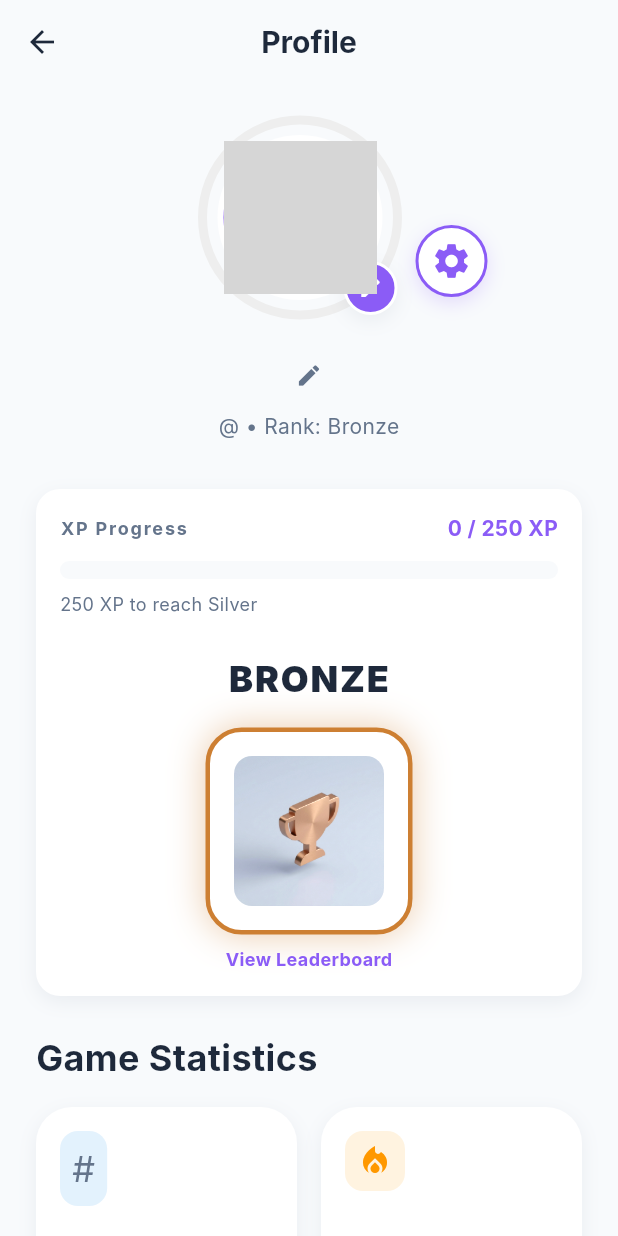
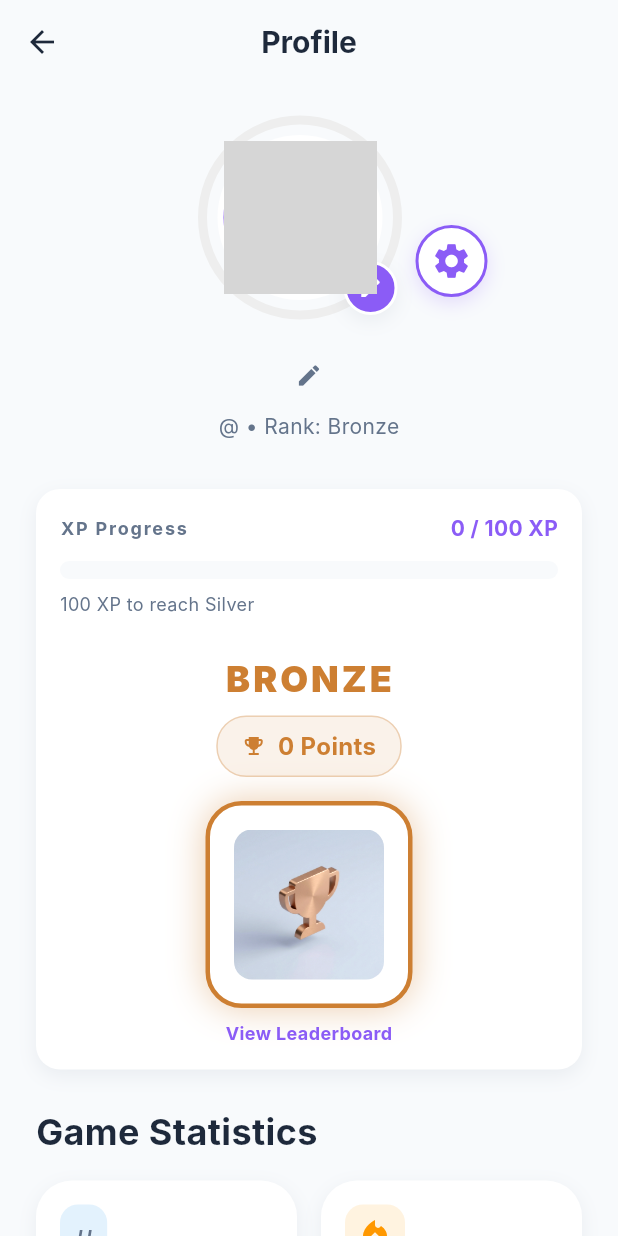
Before and after one commit to alexxtronic/nertzapp, a Flutter app: the ProfileScreen screen opened directly, on a phone screen of 412 x 824 dp. Run offline on Flutter 3.47's test engine with Material 3 defaults, Android fonts, the phone set to English and light mode, and no system bars; our stand-ins replace audioplayers, cached_network_image, confetti, flutter_image_compress, flutter_riverpod, image_picker and 3 more; accounts and stored records are empty; network calls fail; Roboto replaces fonts that are missing (Inter); grey boxes are pictures that could not be loaded.

Commit message:
Ranked Matchmaking Phase 6: ELO System & Queue
- Created 'matchmaking_queue' and 'ranked_profiles' SQL schema
- Implemented MatchmakingService for queue logic & ELO calculation
- Added QuickMatchOverlay for searching opponents
- Updated ProfileScreen to display Rank Tier (Bronze -> Legend) & Points
- Integrated ELO updates into game loop (win = +25, loss = -10)

```diff
--- /dev/null
+++ b/lib/services/matchmaking_service.dart
@@ -0,0 +1,184 @@
+/// Service to handle Ranked Matchmaking
+///
+/// Handles:
+/// - Joining/Leaving matchmaking queue
+/// - Finding opponents via client-side polling (serverless approach)
+/// - Calculating ELO updates
+
+import 'dart:async';
+import 'dart:math';
+import 'package:flutter/material.dart';
+import 'package:supabase_flutter/supabase_flutter.dart';
+import 'package:uuid/uuid.dart';
+
+import '../ui/theme/game_theme.dart';
+
+/// Rank Tier definitions
+enum RankTier {
+  bronze(0, 'Bronze', Color(0xFFCD7F32)),
+  silver(1200, 'Silver', Color(0xFFC0C0C0)),
+  gold(1400, 'Gold', Color(0xFFFFD700)),
+  platinum(1600, 'Platinum', Color(0xFF00CED1)),
+  diamond(1900, 'Diamond', Color(0xFFB9F2FF)),
+  master(2200, 'Master', Color(0xFF9B59B6)),
+  legend(2600, 'Legend', Color(0xFFFF4500));
+
+  final int minPoints;
+  final String label;
+  final Color color;
+  const RankTier(this.minPoints, this.label, this.color);
+
+  static RankTier fromPoints(int points) {
+    if (points >= legend.minPoints) return legend;
+    if (points >= master.minPoints) return master;
+    if (points >= diamond.minPoints) return diamond;
+    if (points >= platinum.minPoints) return platinum;
+    if (points >= gold.minPoints) return gold;
+    if (points >= silver.minPoints) return silver;
+    return bronze;
+  }
+}
+
+class MatchmakingService {
+  static final MatchmakingService _instance = MatchmakingService._internal();
+  factory MatchmakingService() => _instance;
+  MatchmakingService._internal();
+
+  final _supabase = Supabase.instance.client;
+  final _uuid = const Uuid();
+
+  String? get _currentUserId => _supabase.auth.currentUser?.id;
+
+  /// Join the matchmaking queue
+  Future<void> joinQueue() async {
+    if (_currentUserId == null) throw Exception('Not logged in');
+
+    try {
+      // Get current profile for points
+      final profile = await _supabase
+          .from('profiles')
+          .select('username, avatar_url, ranked_points')
+          .eq('id', _currentUserId!)
+          .single();
+
+      final points = profile['ranked_points'] as int? ?? 1000;
+      final username = profile['username'] as String? ?? 'Player';
+      final avatarUrl = profile['avatar_url'] as String?;
+
+      // Clean up any old entry
+      await leaveQueue();
+
+      // Insert into queue
+      await _supabase.from('matchmaking_queue').insert({
+        'user_id': _currentUserId,
+        'username': username,
+        'avatar_url': avatarUrl,
+        'ranked_points': points,
+        'status': 'searching',
+      });
+
+      debugPrint('🔍 Joined matchmaking queue ($points ELO)');
+    } catch (e) {
+      debugPrint('Error joining queue: $e');
+      rethrow;
+    }
+  }
+
+  /// Leave the queue
+  Future<void> leaveQueue() async {
+    if (_currentUserId == null) return;
+    try {
+      await _supabase.from('matchmaking_queue').delete().eq('user_id', _currentUserId!);
+    } catch (e) {
+      // Ignore error if already gone
+    }
+  }
+
+  /// Search for match (Client-side logic for now)
+  /// Returns List of opponent User IDs if match found, empty if still searching
+  Future<List<String>> scanForOpponents() async {
+    if (_currentUserId == null) return [];
+
+    try {
+      // Get my points
+      final profile = await _supabase
+          .from('profiles')
+          .select('ranked_points')
+          .eq('id', _currentUserId!)
+          .single();
+      final myPoints = profile['ranked_points'] as int? ?? 1000;
+
+      // Find 1-3 opponents
+      final result = await _supabase.rpc('find_ranked_opponents', params: {
+        'p_user_id': _currentUserId,
+        'p_points': myPoints,
+        'p_limit': 3, // Try to find full game
+      });
+
+      final opponents = result as List;
+
+      // If we found at least 1 opponent, we can start a match
+      // (For now, even 1v1 is fine to start quickly)
+      if (opponents.isNotEmpty) {
+        final opponentIds = opponents.map((o) => o['user_id'] as String).toList();
+
+        // Remove everyone from queue (atomic-ish)
+        // In real server, this would be a transaction.
+        // Here we just try our best to claim them.
+
+        await _supabase.from('matchmaking_queue')
+            .update({'status': 'matched'})
+            .filter('user_id', 'in', opponentIds);
+
+        return opponentIds;
+      }
+
+      return [];
+    } catch (e) {
+      debugPrint('Matchmaking scan error: $e');
+      return [];
+    }
+  }
+
+  /// Create a ranked lobby with found opponents
+  Future<String> createRankedMatch(List<String> opponentIds) async {
+    // create lobby
+    // invite/add players directly
+    // return lobby code
+
+    // NOTE: This reuses SupabaseService.createLobby logic but marks it ranked
+    // For MVP, we use the regular lobby but track it as ranked in our heads/local state
+    // Ideally, Lobby table should have 'is_ranked' column.
+
+    // For now we just return a new match ID and let the clients join via code/invite
+    // Since we don't have server-side forcing, we assume invited players join.
+
+    // This part bridges to the existing GameStateNotifier logic
+    return _uuid.v4().substring(0, 6).toUpperCase();
+  }
+
+  /// Report game result to backend (updates ELO)
+  Future<void> reportResult({required bool isWin, required int pointsChange}) async {
+     if (_currentUserId == null) return;
+     try {
+       await _supabase.rpc('update_ranked_result', params: {
+         'p_user_id': _currentUserId,
+         'p_points_change': pointsChange,
+         'p_is_win': isWin,
+       });
+       debugPrint('🏆 Ranked result reported: ${isWin ? "WIN" : "LOSS"} ($pointsChange pts)');
+     } catch (e) {
+       debugPrint('Error reporting ranked result: $e');
+     }
+  }
+
+  /// Calculate ELO points change
+  /// K-Factor = 32
+  int calculateEloChange(int playerElo, int opponentElo, bool isWin) {
+    const kFactor = 32;
+    final expectedScore = 1 / (1 + pow(10, (opponentElo - playerElo) / 400));
+    final actualScore = isWin ? 1.0 : 0.0;
+
+    return (kFactor * (actualScore - expectedScore)).round();
+  }
+}
--- a/lib/ui/screens/profile_screen.dart
+++ b/lib/ui/screens/profile_screen.dart
@@ -1,10 +1,12 @@
 // import 'dart:io';
 
 import 'package:flutter/material.dart';
+import 'dart:math';
 import 'package:flutter/services.dart';
 import 'package:flutter_riverpod/flutter_riverpod.dart';
 import 'package:image_picker/image_picker.dart';
 import 'package:nertz_royale/services/supabase_service.dart';
+import 'package:nertz_royale/services/matchmaking_service.dart'; // Added
 
 import 'package:nertz_royale/ui/theme/game_theme.dart';
 import 'leaderboard_screen.dart';
@@ -208,63 +210,28 @@ class _ProfileScreenState extends ConsumerState<ProfileScreen> {
     // XP Logic
     final xp = (_profile!['total_xp'] as int?) ?? 0;
 
-    // Ranks
-    // Bronze: 0-249 XP
-    // Silver: 250-999 XP
-    // Gold: 1000-4999 XP
-    // Platinum: 5000+ XP
-    String rank = 'Bronze';
-    String trophyAsset = 'assets/trophies/bronze.png';
-    int nextLevelXp = 250;
-    int currentLevelBaseXp = 0;
-    Color ringColor = const Color(0xFFCD7F32); // Bronze
+    // Ranked Logic
+    final rankedPoints = (_profile!['ranked_points'] as int?) ?? 1000;
+    final rankTier = RankTier.fromPoints(rankedPoints);
 
-    if (xp >= 150000) {
-      rank = 'Legend';
-      trophyAsset = 'assets/trophies/legend.png';
-      nextLevelXp = 1000000; // Max
-      currentLevelBaseXp = 150000;
-      ringColor = const Color(0xFFFFC107); // Amber/Gold
-    } else if (xp >= 75000) {
-      rank = 'Grandmaster';
-      trophyAsset = 'assets/trophies/grandmaster.png';
-      nextLevelXp = 150000;
-      currentLevelBaseXp = 75000;
-      ringColor = const Color(0xFFDC2626); // Red 600
-    } else if (xp >= 25000) {
-      rank = 'Master';
-      trophyAsset = 'assets/trophies/master.png';
-      nextLevelXp = 75000;
-      currentLevelBaseXp = 25000;
-      ringColor = const Color(0xFF9333EA); // Purple 600
-    } else if (xp >= 10000) {
-      rank = 'Diamond';
-      trophyAsset = 'assets/trophies/diamond.png';
-      nextLevelXp = 25000;
-      currentLevelBaseXp = 10000;
-      ringColor = const Color(0xFF0EA5E9); // Sky Blue 500
-    } else if (xp >= 5000) {
-      rank = 'Platinum';
-      trophyAsset = 'assets/trophies/platinum.png';
-      nextLevelXp = 10000;
-      currentLevelBaseXp = 5000;
-      ringColor = const Color(0xFFE5E4E2); // Platinum
-    } else if (xp >= 1000) {
-      rank = 'Gold';
-      trophyAsset = 'assets/trophies/gold.png';
-      nextLevelXp = 5000;
-      currentLevelBaseXp = 1000;
-      ringColor = const Color(0xFFFFD700); // Gold
-    } else if (xp >= 250) {
-      rank = 'Silver';
-      trophyAsset = 'assets/trophies/silver.png';
-      nextLevelXp = 1000;
-      currentLevelBaseXp = 250;
-      ringColor = const Color(0xFFC0C0C0); // Silver
-    }
+    // Use Rank for display
+    String rank = rankTier.label;
+    Color ringColor = rankTier.color;
+    // TODO: Use real assets for ranks if available, fallback to existing or generic
+    // Using existing trophy assets mapped to new tiers
+    String trophyAsset = 'assets/trophies/${rank.toLowerCase()}.png';
 
-    final levelProgress = (xp - currentLevelBaseXp) / (nextLevelXp - currentLevelBaseXp);
-    final isMaxLevel = xp >= 5000;
+    // Level Progress based on XP (Keep Level separate from Rank)
+    // Simple level formula: Level = sqrt(XP/100)
+    final level = sqrt(xp / 100).floor();
+    final nextLevelXp = (level + 1) * (level + 1) * 100;
+    final currentLevelBaseXp = level * level * 100;
+
+    // Avoid division by zero
+    final totalLevelXp = nextLevelXp - currentLevelBaseXp;
+    final levelProgress = totalLevelXp > 0 ? (xp - currentLevelBaseXp) / totalLevelXp : 0.0;
+
+    final isMaxLevel = level >= 100; // Cap at level 100 for display purposes?
 
     return Scaffold(
       backgroundColor: GameTheme.surfaceLight,
@@ -294,7 +261,7 @@ class _ProfileScreenState extends ConsumerState<ProfileScreen> {
                        width: 130,
                        height: 130,
                        child: CircularProgressIndicator(
-                         value: isMaxLevel ? 1.0 : levelProgress,
+                         value: levelProgress,
                          strokeWidth: 6,
                          backgroundColor: Colors.grey.shade200,
                          valueColor: AlwaysStoppedAnimation<Color>(ringColor),
@@ -446,12 +413,39 @@ class _ProfileScreenState extends ConsumerState<ProfileScreen> {
                          children: [
                             Text(
                               rank.toUpperCase(),
-                              style: const TextStyle(
+                              style: TextStyle(
+                                color: ringColor,
+                                fontWeight: FontWeight.w900,
                                 fontSize: 24,
-                                fontWeight: FontWeight.w900,
-                                letterSpacing: 1.2,
-                                color: GameTheme.textPrimary
-                              )
+                                letterSpacing: 2.0,
+                              ),
+                            ),
+
+                            const SizedBox(height: 8),
+
+                            // Points Display
+                            Container(
+                              padding: const EdgeInsets.symmetric(horizontal: 16, vertical: 8),
+                              decoration: BoxDecoration(
+                                color: ringColor.withOpacity(0.1),
+                                borderRadius: BorderRadius.circular(20),
+                                border: Border.all(color: ringColor.withOpacity(0.3)),
+                              ),
+                              child: Row(
+                                mainAxisSize: MainAxisSize.min,
+                                children: [
+                                  Icon(Icons.emoji_events, size: 16, color: ringColor),
+                                  const SizedBox(width: 8),
+                                  Text(
+                                    '$rankedPoints Points',
+                                    style: TextStyle(
+                                      color: ringColor,
+                                      fontWeight: FontWeight.bold,
+                                      fontSize: 16,
+                                    ),
+                                  ),
+                                ],
+                              ),
                             ),
                             const SizedBox(height: 16),
                             Container(
```
Also changed, not shown: lib/state/game_provider.dart (+9 -1 lines), lib/ui/screens/battle_tab.dart (+11 -10 lines), lib/ui/widgets/quick_match_overlay.dart (+79 -97 lines), 2 other files.
